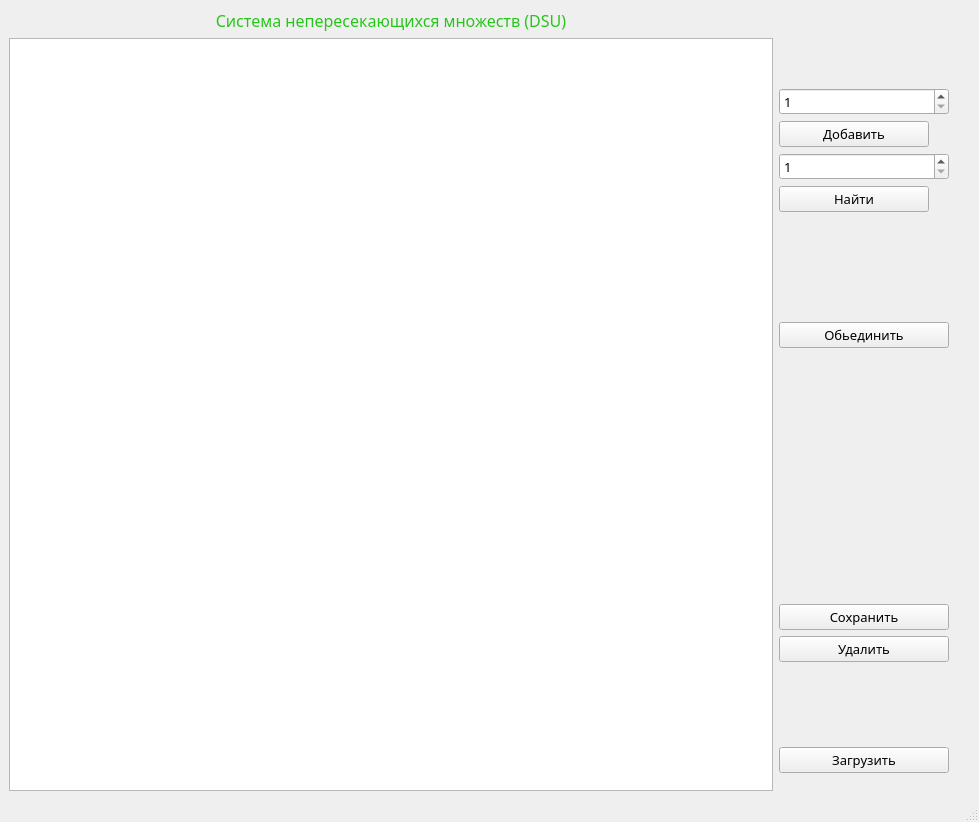
Above: forms/MainWindow.ui from programmister68/DSU before the change. Below: the same form after it.
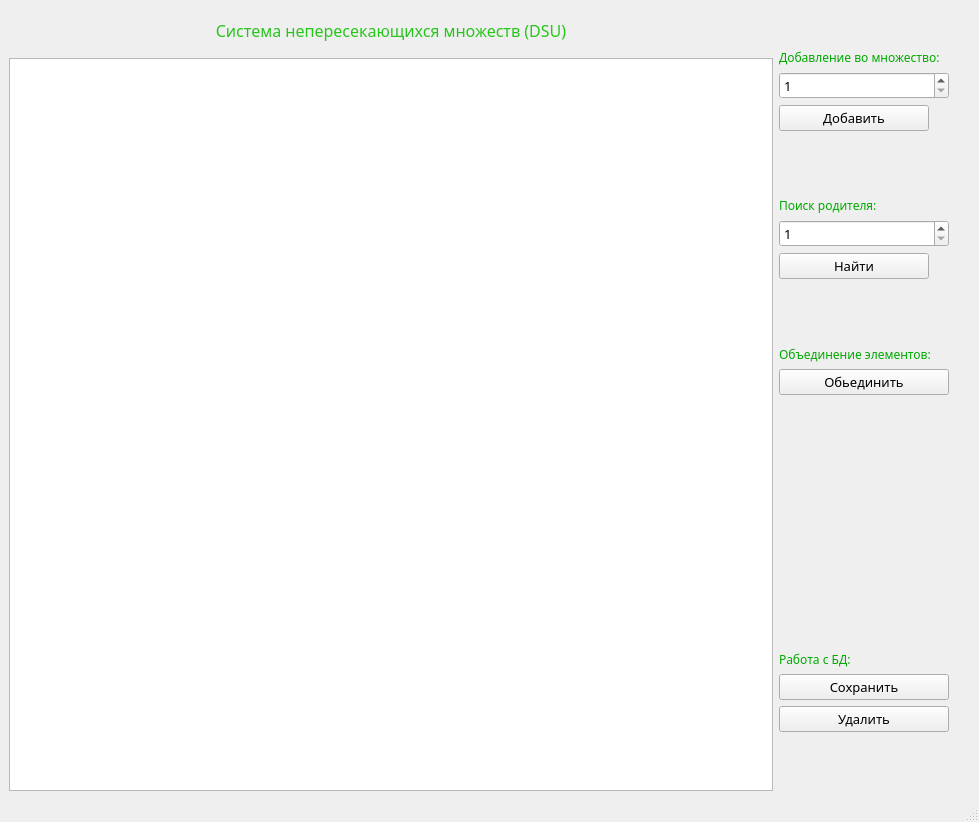
That is the form after the change.

The edit to the form file:
```diff
--- a/forms/MainWindow.ui
+++ b/forms/MainWindow.ui
@@ -19,6 +19,22 @@
      <layout class="QHBoxLayout" name="horizontalLayout" stretch="4,1">
       <item>
        <layout class="QVBoxLayout" name="verticalLayout">
+        <item>
+         <spacer name="verticalSpacer_6">
+          <property name="orientation">
+           <enum>Qt::Vertical</enum>
+          </property>
+          <property name="sizeType">
+           <enum>QSizePolicy::Fixed</enum>
+          </property>
+          <property name="sizeHint" stdset="0">
+           <size>
+            <width>20</width>
+            <height>10</height>
+           </size>
+          </property>
+         </spacer>
+        </item>
         <item>
          <widget class="QLabel" name="labelDSU">
           <property name="palette">
@@ -82,6 +98,22 @@
           </property>
          </widget>
         </item>
+        <item>
+         <spacer name="verticalSpacer_5">
+          <property name="orientation">
+           <enum>Qt::Vertical</enum>
+          </property>
+          <property name="sizeType">
+           <enum>QSizePolicy::Fixed</enum>
+          </property>
+          <property name="sizeHint" stdset="0">
+           <size>
+            <width>20</width>
+            <height>10</height>
+           </size>
+          </property>
+         </spacer>
+        </item>
         <item>
          <widget class="QTableWidget" name="tableWidget"/>
         </item>
@@ -94,6 +126,9 @@
           <property name="orientation">
            <enum>Qt::Vertical</enum>
           </property>
+          <property name="sizeType">
+           <enum>QSizePolicy::Fixed</enum>
+          </property>
           <property name="sizeHint" stdset="0">
            <size>
             <width>20</width>
@@ -102,6 +137,58 @@
           </property>
          </spacer>
         </item>
+        <item>
+         <widget class="QLabel" name="label_2">
+          <property name="palette">
+           <palette>
+            <active>
+             <colorrole role="WindowText">
+              <brush brushstyle="SolidPattern">
+               <color alpha="255">
+                <red>0</red>
+                <green>170</green>
+                <blue>0</blue>
+               </color>
+              </brush>
+             </colorrole>
+            </active>
+            <inactive>
+             <colorrole role="WindowText">
+              <brush brushstyle="SolidPattern">
+               <color alpha="255">
+                <red>0</red>
+                <green>170</green>
+                <blue>0</blue>
+               </color>
+              </brush>
+             </colorrole>
+            </inactive>
+            <disabled>
+             <colorrole role="WindowText">
+              <brush brushstyle="SolidPattern">
+               <color alpha="255">
+                <red>120</red>
+                <green>120</green>
+                <blue>120</blue>
+               </color>
+              </brush>
+             </colorrole>
+            </disabled>
+           </palette>
+          </property>
+          <property name="font">
+           <font>
+            <family>Nokia Sans S60</family>
+            <weight>50</weight>
+            <bold>false</bold>
+            <underline>false</underline>
+           </font>
+          </property>
+          <property name="text">
+           <string>Добавление во множество:</string>
+          </property>
+         </widget>
+        </item>
         <item>
          <widget class="QSpinBox" name="lineAdd">
           <property name="maximumSize">
@@ -146,6 +233,74 @@
           </property>
          </widget>
         </item>
+        <item>
+         <spacer name="verticalSpacer_7">
+          <property name="orientation">
+           <enum>Qt::Vertical</enum>
+          </property>
+          <property name="sizeType">
+           <enum>QSizePolicy::Fixed</enum>
+          </property>
+          <property name="sizeHint" stdset="0">
+           <size>
+            <width>20</width>
+            <height>60</height>
+           </size>
+          </property>
+         </spacer>
+        </item>
+        <item>
+         <widget class="QLabel" name="label_3">
+          <property name="palette">
+           <palette>
+            <active>
+             <colorrole role="WindowText">
+              <brush brushstyle="SolidPattern">
+               <color alpha="255">
+                <red>0</red>
+                <green>170</green>
+                <blue>0</blue>
+               </color>
+              </brush>
+             </colorrole>
+            </active>
+            <inactive>
+             <colorrole role="WindowText">
+              <brush brushstyle="SolidPattern">
+               <color alpha="255">
+                <red>0</red>
+                <green>170</green>
+                <blue>0</blue>
+               </color>
+              </brush>
+             </colorrole>
+            </inactive>
+            <disabled>
+             <colorrole role="WindowText">
+              <brush brushstyle="SolidPattern">
+               <color alpha="255">
+                <red>120</red>
+                <green>120</green>
+                <blue>120</blue>
+               </color>
+              </brush>
+             </colorrole>
+            </disabled>
+           </palette>
+          </property>
+          <property name="font">
+           <font>
+            <family>Nokia Sans S60</family>
+            <weight>50</weight>
+            <italic>false</italic>
+            <bold>false</bold>
+           </font>
+          </property>
+          <property name="text">
+           <string>Поиск родителя:</string>
+          </property>
+         </widget>
+        </item>
         <item>
          <widget class="QSpinBox" name="lineFind">
           <property name="maximumSize">
@@ -262,6 +417,55 @@
           </property>
          </spacer>
         </item>
+        <item>
+         <widget class="QLabel" name="label_4">
+          <property name="palette">
+           <palette>
+            <active>
+             <colorrole role="WindowText">
+              <brush brushstyle="SolidPattern">
+               <color alpha="255">
+                <red>0</red>
+                <green>170</green>
+                <blue>0</blue>
+               </color>
+              </brush>
+             </colorrole>
+            </active>
+            <inactive>
+             <colorrole role="WindowText">
+              <brush brushstyle="SolidPattern">
+               <color alpha="255">
+                <red>0</red>
+                <green>170</green>
+                <blue>0</blue>
+               </color>
+              </brush>
+             </colorrole>
+            </inactive>
+            <disabled>
+             <colorrole role="WindowText">
+              <brush brushstyle="SolidPattern">
+               <color alpha="255">
+                <red>120</red>
+                <green>120</green>
+                <blue>120</blue>
+               </color>
+              </brush>
+             </colorrole>
+            </disabled>
+           </palette>
+          </property>
+          <property name="font">
+           <font>
+            <family>Nokia Sans S60</family>
+           </font>
+          </property>
+          <property name="text">
+           <string>Объединение элементов:</string>
+          </property>
+         </widget>
+        </item>
         <item>
          <widget class="QPushButton" name="unionButton">
           <property name="minimumSize">
@@ -295,6 +499,9 @@
           <property name="orientation">
            <enum>Qt::Vertical</enum>
           </property>
+          <property name="sizeType">
+           <enum>QSizePolicy::Fixed</enum>
+          </property>
           <property name="sizeHint" stdset="0">
            <size>
             <width>20</width>
@@ -303,6 +510,55 @@
           </property>
          </spacer>
         </item>
+        <item>
+         <widget class="QLabel" name="label_5">
+          <property name="palette">
+           <palette>
+            <active>
+             <colorrole role="WindowText">
+              <brush brushstyle="SolidPattern">
+               <color alpha="255">
+                <red>0</red>
+                <green>170</green>
+                <blue>0</blue>
+               </color>
+              </brush>
+             </colorrole>
+            </active>
+            <inactive>
+             <colorrole role="WindowText">
+              <brush brushstyle="SolidPattern">
+               <color alpha="255">
+                <red>0</red>
+                <green>170</green>
+                <blue>0</blue>
+               </color>
+              </brush>
+             </colorrole>
+            </inactive>
+            <disabled>
+             <colorrole role="WindowText">
+              <brush brushstyle="SolidPattern">
+               <color alpha="255">
+                <red>120</red>
+                <green>120</green>
+                <blue>120</blue>
+               </color>
+              </brush>
+             </colorrole>
+            </disabled>
+           </palette>
+          </property>
+          <property name="font">
+           <font>
+            <family>Nokia Sans S60</family>
+           </font>
+          </property>
+          <property name="text">
+           <string>Работа с БД:</string>
+          </property>
+         </widget>
+        </item>
         <item>
          <widget class="QPushButton" name="saveButton">
           <property name="maximumSize">
@@ -360,28 +616,6 @@
           </property>
          </spacer>
         </item>
-        <item>
-         <widget class="QPushButton" name="loadButton">
-          <property name="maximumSize">
-           <size>
-            <width>170</width>
-            <height>200</height>
-           </size>
-          </property>
-          <property name="font">
-           <font>
-            <family>Nokia Sans S60</family>
-            <pointsize>10</pointsize>
-           </font>
-          </property>
-          <property name="cursor">
-           <cursorShape>WaitCursor</cursorShape>
-          </property>
-          <property name="text">
-           <string>Загрузить</string>
-          </property>
-         </widget>
-        </item>
         <item>
          <widget class="QLabel" name="messageLine">
           <property name="enabled">
@@ -433,7 +667,7 @@
           <property name="font">
            <font>
             <family>Nokia Sans S60</family>
-            <pointsize>7</pointsize>
+            <pointsize>9</pointsize>
            </font>
           </property>
           <property name="text">
```
